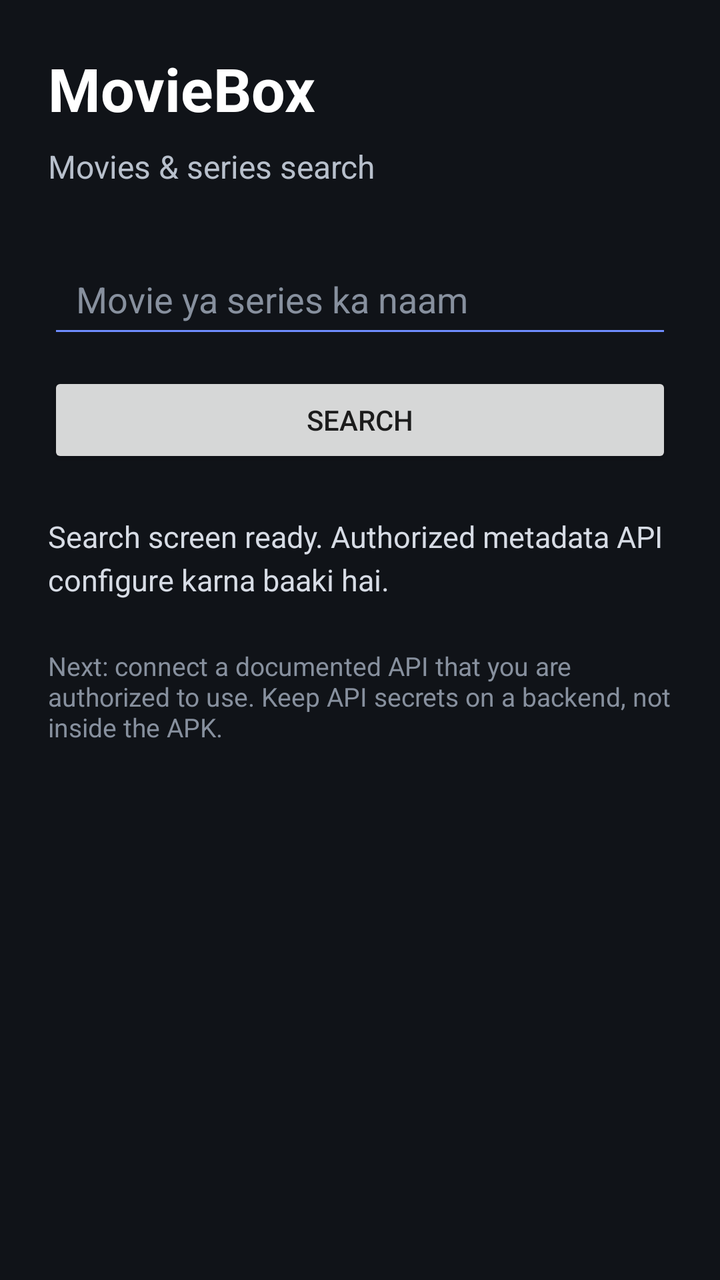
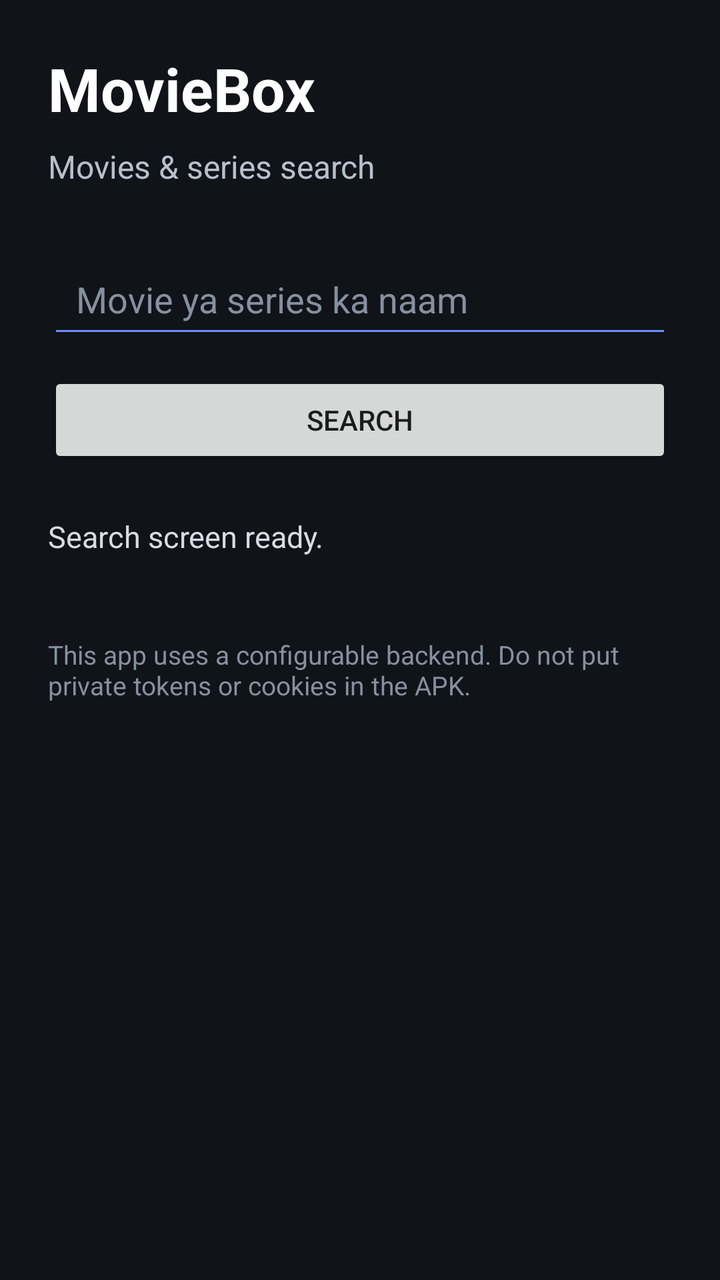

The first picture is an Android layout as it rendered before a commit; the second is the same layout after the commit. The layout source and the unified diff follow.
<!-- AndroidManifest.xml: application theme android:Theme.Material.Light.NoActionBar -->
<!-- res/layout/activity_main.xml -->
<?xml version="1.0" encoding="utf-8"?>
<ScrollView xmlns:android="http://schemas.android.com/apk/res/android"
    android:layout_width="match_parent"
    android:layout_height="match_parent"
    android:fillViewport="true"
    android:background="#101318">

    <LinearLayout
        android:layout_width="match_parent"
        android:layout_height="wrap_content"
        android:orientation="vertical"
        android:padding="24dp">

        <TextView
            android:layout_width="match_parent"
            android:layout_height="wrap_content"
            android:text="MovieBox"
            android:textColor="#FFFFFF"
            android:textSize="30sp"
            android:textStyle="bold" />

        <TextView
            android:layout_width="match_parent"
            android:layout_height="wrap_content"
            android:layout_marginTop="8dp"
            android:text="Movies &amp; series search"
            android:textColor="#B8C0CC"
            android:textSize="16sp" />

        <EditText
            android:id="@+id/searchInput"
            android:layout_width="match_parent"
            android:layout_height="52dp"
            android:layout_marginTop="28dp"
            android:hint="Movie ya series ka naam"
            android:singleLine="true"
            android:imeOptions="actionSearch"
            android:inputType="text"
            android:paddingStart="14dp"
            android:paddingEnd="14dp"
            android:textColor="#FFFFFF"
            android:textColorHint="#87909E"
            android:backgroundTint="#6F8CFF" />

        <Button
            android:id="@+id/searchButton"
            android:layout_width="match_parent"
            android:layout_height="wrap_content"
            android:layout_marginTop="12dp"
            android:text="Search" />

        <ProgressBar
            android:id="@+id/loadingProgress"
            style="?android:attr/progressBarStyle"
            android:layout_width="wrap_content"
            android:layout_height="wrap_content"
            android:layout_gravity="center_horizontal"
            android:layout_marginTop="20dp"
            android:visibility="gone" />

        <TextView
            android:id="@+id/statusText"
            android:layout_width="match_parent"
            android:layout_height="wrap_content"
            android:layout_marginTop="24dp"
            android:text="Search screen ready. Authorized metadata API configure karna baaki hai."
            android:textColor="#D7DCE5"
            android:textSize="15sp"
            android:lineSpacingExtra="4dp" />

        <TextView
            android:layout_width="match_parent"
            android:layout_height="wrap_content"
            android:layout_marginTop="24dp"
            android:text="Next: connect a documented API that you are authorized to use. Keep API secrets on a backend, not inside the APK."
            android:textColor="#87909E"
            android:textSize="13sp" />

    </LinearLayout>
</ScrollView>
<!-- resources referenced by this layout -->
<resources>

</resources>

<!-- the commit's change to res/layout/activity_main.xml (unified diff, before → after) -->
@@ -1,80 +1,2 @@
 <?xml version="1.0" encoding="utf-8"?>
-<ScrollView xmlns:android="http://schemas.android.com/apk/res/android"
-    android:layout_width="match_parent"
-    android:layout_height="match_parent"
-    android:fillViewport="true"
-    android:background="#101318">
-
-    <LinearLayout
-        android:layout_width="match_parent"
-        android:layout_height="wrap_content"
-        android:orientation="vertical"
-        android:padding="24dp">
-
-        <TextView
-            android:layout_width="match_parent"
-            android:layout_height="wrap_content"
-            android:text="MovieBox"
-            android:textColor="#FFFFFF"
-            android:textSize="30sp"
-            android:textStyle="bold" />
-
-        <TextView
-            android:layout_width="match_parent"
-            android:layout_height="wrap_content"
-            android:layout_marginTop="8dp"
-            android:text="Movies &amp; series search"
-            android:textColor="#B8C0CC"
-            android:textSize="16sp" />
-
-        <EditText
-            android:id="@+id/searchInput"
-            android:layout_width="match_parent"
-            android:layout_height="52dp"
-            android:layout_marginTop="28dp"
-            android:hint="Movie ya series ka naam"
-            android:singleLine="true"
-            android:imeOptions="actionSearch"
-            android:inputType="text"
-            android:paddingStart="14dp"
-            android:paddingEnd="14dp"
-            android:textColor="#FFFFFF"
-            android:textColorHint="#87909E"
-            android:backgroundTint="#6F8CFF" />
-
-        <Button
-            android:id="@+id/searchButton"
-            android:layout_width="match_parent"
-            android:layout_height="wrap_content"
-            android:layout_marginTop="12dp"
-            android:text="Search" />
-
-        <ProgressBar
-            android:id="@+id/loadingProgress"
-            style="?android:attr/progressBarStyle"
-            android:layout_width="wrap_content"
-            android:layout_height="wrap_content"
-            android:layout_gravity="center_horizontal"
-            android:layout_marginTop="20dp"
-            android:visibility="gone" />
-
-        <TextView
-            android:id="@+id/statusText"
-            android:layout_width="match_parent"
-            android:layout_height="wrap_content"
-            android:layout_marginTop="24dp"
-            android:text="Search screen ready. Authorized metadata API configure karna baaki hai."
-            android:textColor="#D7DCE5"
-            android:textSize="15sp"
-            android:lineSpacingExtra="4dp" />
-
-        <TextView
-            android:layout_width="match_parent"
-            android:layout_height="wrap_content"
-            android:layout_marginTop="24dp"
-            android:text="Next: connect a documented API that you are authorized to use. Keep API secrets on a backend, not inside the APK."
-            android:textColor="#87909E"
-            android:textSize="13sp" />
-
-    </LinearLayout>
-</ScrollView>
+<ScrollView xmlns:android="http://schemas.android.com/apk/res/android" android:layout_width="match_parent" android:layout_height="match_parent" android:fillViewport="true" android:background="#101318"><LinearLayout android:layout_width="match_parent" android:layout_height="wrap_content" android:orientation="vertical" android:padding="24dp"><TextView android:layout_width="match_parent" android:layout_height="wrap_content" android:text="MovieBox" android:textColor="#FFFFFF" android:textSize="30sp" android:textStyle="bold"/><TextView android:layout_width="match_parent" android:layout_height="wrap_content" android:layout_marginTop="8dp" android:text="Movies &amp; series search" android:textColor="#B8C0CC" android:textSize="16sp"/><EditText android:id="@+id/searchInput" android:layout_width="match_parent" android:layout_height="52dp" android:layout_marginTop="28dp" android:hint="Movie ya series ka naam" android:singleLine="true" android:imeOptions="actionSearch" android:inputType="text" android:paddingStart="14dp" android:paddingEnd="14dp" android:textColor="#FFFFFF" android:textColorHint="#87909E" android:backgroundTint="#6F8CFF"/><Button android:id="@+id/searchButton" android:layout_width="match_parent" android:layout_height="wrap_content" android:layout_marginTop="12dp" android:text="Search"/><ProgressBar android:id="@+id/loadingProgress" style="?android:attr/progressBarStyle" android:layout_width="wrap_content" android:layout_height="wrap_content" android:layout_gravity="center_horizontal" android:layout_marginTop="20dp" android:visibility="gone"/><TextView android:id="@+id/statusText" android:layout_width="match_parent" android:layout_height="wrap_content" android:layout_marginTop="24dp" android:text="Search screen ready." android:textColor="#D7DCE5" android:textSize="15sp" android:lineSpacingExtra="4dp"/><LinearLayout android:id="@+id/resultsContainer" android:layout_width="match_parent" android:layout_height="wrap_content" android:layout_marginTop="16dp" android:orientation="vertical"/><TextView android:layout_width="match_parent" android:layout_height="wrap_content" android:layout_marginTop="24dp" android:text="This app uses a configurable backend. Do not put private tokens or cookies in the APK." android:textColor="#87909E" android:textSize="13sp"/></LinearLayout></ScrollView>
